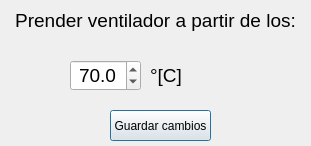
Before: the Qt Designer form GUI/CUERPO/DISENO/configVenti_dise.ui in ronihdzz/IoT_domotica, drawn with Qt 5.
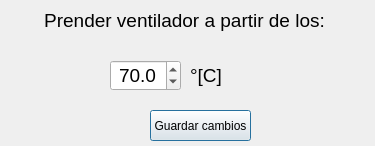
After: the same form once the commit is applied. Icons and pictures are not drawn.

```diff
--- a/GUI/CUERPO/DISENO/configVenti_dise.ui
+++ b/GUI/CUERPO/DISENO/configVenti_dise.ui
@@ -9,7 +9,7 @@
    <rect>
     <x>0</x>
     <y>0</y>
-    <width>311</width>
+    <width>375</width>
     <height>146</height>
    </rect>
   </property>
@@ -45,7 +45,7 @@
     <rect>
      <x>9</x>
      <y>9</y>
-     <width>293</width>
+     <width>351</width>
      <height>23</height>
     </rect>
    </property>
@@ -67,7 +67,7 @@
   <widget class="QDoubleSpinBox" name="dSB_tempActVenti">
    <property name="geometry">
     <rect>
-     <x>70</x>
+     <x>110</x>
      <y>60</y>
      <width>71</width>
      <height>31</height>
@@ -103,7 +103,7 @@
   <widget class="QLabel" name="label_2">
    <property name="geometry">
     <rect>
-     <x>150</x>
+     <x>190</x>
      <y>60</y>
      <width>51</width>
      <height>31</height>
@@ -127,7 +127,7 @@
   <widget class="QPushButton" name="btn_guardarSalir">
    <property name="geometry">
     <rect>
-     <x>110</x>
+     <x>150</x>
      <y>110</y>
      <width>101</width>
      <height>31</height>
@@ -140,7 +140,7 @@
   <widget class="QLabel" name="label_4">
    <property name="geometry">
     <rect>
-     <x>190</x>
+     <x>230</x>
      <y>50</y>
      <width>51</width>
      <height>41</height>
```
